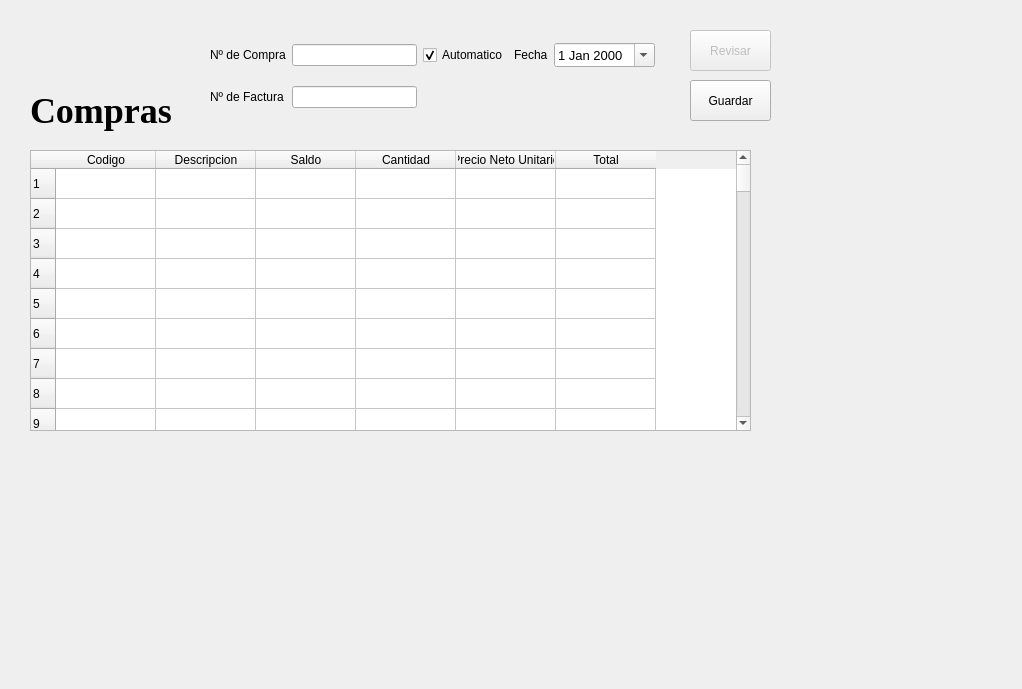
Before: the Qt Designer form compras.ui in KevinPizarro/gt12-elo329-proyecto, drawn with Qt 5.
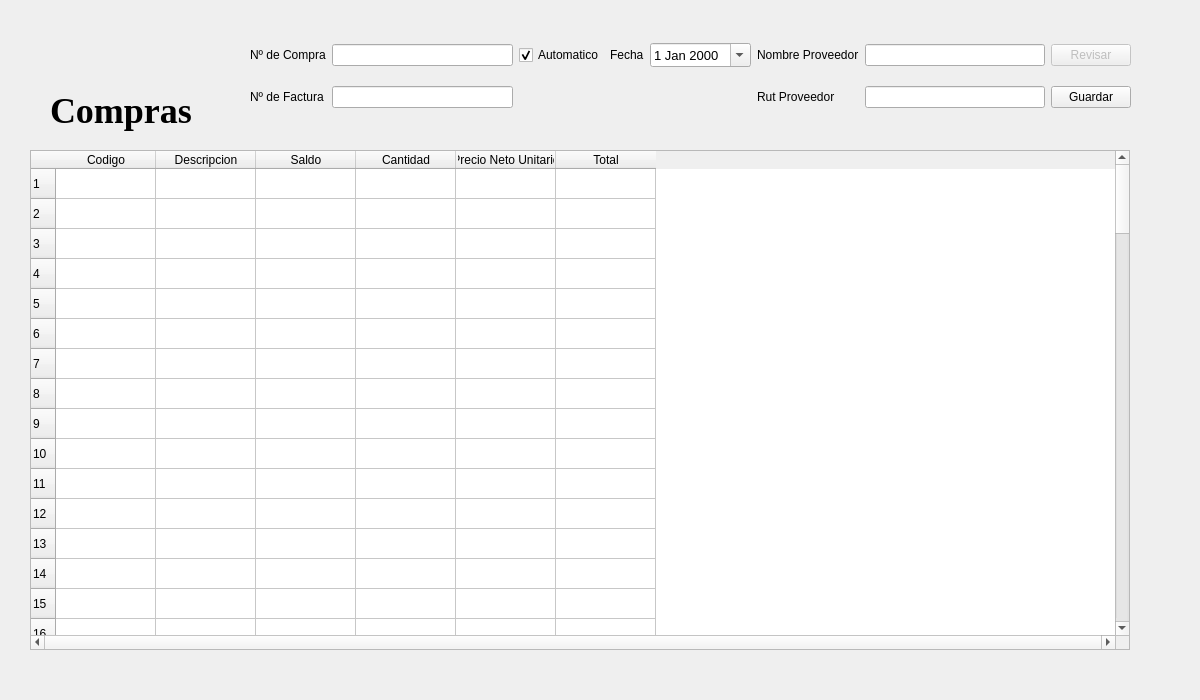
After: the same form once the commit is applied. Icons and pictures are not drawn.

Patch:
```diff
--- a/compras.ui
+++ b/compras.ui
@@ -6,8 +6,8 @@
    <rect>
     <x>0</x>
     <y>0</y>
-    <width>1022</width>
-    <height>689</height>
+    <width>1200</width>
+    <height>700</height>
    </rect>
   </property>
   <property name="windowTitle">
@@ -16,7 +16,7 @@
   <widget class="QLabel" name="label">
    <property name="geometry">
     <rect>
-     <x>30</x>
+     <x>50</x>
      <y>90</y>
      <width>151</width>
      <height>41</height>
@@ -40,17 +40,20 @@
   <widget class="QWidget" name="gridLayoutWidget">
    <property name="geometry">
     <rect>
-     <x>210</x>
+     <x>250</x>
      <y>30</y>
-     <width>445</width>
+     <width>881</width>
      <height>91</height>
     </rect>
    </property>
    <layout class="QGridLayout" name="gridLayout">
-    <item row="0" column="3">
-     <widget class="QLineEdit" name="lineEdit">
-      <property name="enabled">
-       <bool>true</bool>
+    <item row="0" column="8">
+     <widget class="QLineEdit" name="lineEdit_3"/>
+    </item>
+    <item row="0" column="7">
+     <widget class="QLabel" name="label_6">
+      <property name="text">
+       <string>Nombre Proveedor</string>
       </property>
      </widget>
     </item>
@@ -61,16 +64,6 @@
       </property>
      </widget>
     </item>
-    <item row="0" column="4">
-     <widget class="QCheckBox" name="checkBox">
-      <property name="text">
-       <string>Automatico</string>
-      </property>
-      <property name="checked">
-       <bool>true</bool>
-      </property>
-     </widget>
-    </item>
     <item row="0" column="5">
      <widget class="QLabel" name="label_2">
       <property name="text">
@@ -110,9 +103,86 @@
       </property>
      </widget>
     </item>
+    <item row="0" column="3">
+     <widget class="QLineEdit" name="lineEdit">
+      <property name="enabled">
+       <bool>true</bool>
+      </property>
+     </widget>
+    </item>
     <item row="2" column="3">
      <widget class="QLineEdit" name="lineEdit_2"/>
     </item>
+    <item row="0" column="4">
+     <widget class="QCheckBox" name="checkBox">
+      <property name="text">
+       <string>Automatico</string>
+      </property>
+      <property name="checked">
+       <bool>true</bool>
+      </property>
+     </widget>
+    </item>
+    <item row="2" column="8">
+     <widget class="QLineEdit" name="lineEdit_4"/>
+    </item>
+    <item row="2" column="7">
+     <widget class="QLabel" name="label_7">
+      <property name="text">
+       <string>Rut Proveedor</string>
+      </property>
+     </widget>
+    </item>
+    <item row="0" column="9">
+     <widget class="QPushButton" name="Revisar">
+      <property name="enabled">
+       <bool>false</bool>
+      </property>
+      <property name="text">
+       <string>Revisar</string>
+      </property>
+      <property name="icon">
+       <iconset>
+        <normaloff>../Lupa.png</normaloff>../Lupa.png</iconset>
+      </property>
+      <property name="iconSize">
+       <size>
+        <width>25</width>
+        <height>25</height>
+       </size>
+      </property>
+     </widget>
+    </item>
+    <item row="2" column="9">
+     <widget class="QPushButton" name="Guardar">
+      <property name="font">
+       <font>
+        <underline>false</underline>
+        <strikeout>false</strikeout>
+        <stylestrategy>PreferAntialias</stylestrategy>
+       </font>
+      </property>
+      <property name="layoutDirection">
+       <enum>Qt::LeftToRight</enum>
+      </property>
+      <property name="autoFillBackground">
+       <bool>false</bool>
+      </property>
+      <property name="text">
+       <string>Guardar</string>
+      </property>
+      <property name="icon">
+       <iconset>
+        <normaloff>../Guardar.png</normaloff>../Guardar.png</iconset>
+      </property>
+      <property name="iconSize">
+       <size>
+        <width>20</width>
+        <height>20</height>
+       </size>
+      </property>
+     </widget>
+    </item>
    </layout>
   </widget>
   <widget class="QTableWidget" name="tableWidget">
@@ -120,10 +190,31 @@
     <rect>
      <x>30</x>
      <y>150</y>
-     <width>721</width>
-     <height>281</height>
+     <width>1100</width>
+     <height>500</height>
     </rect>
    </property>
+   <property name="sizePolicy">
+    <sizepolicy hsizetype="Expanding" vsizetype="Expanding">
+     <horstretch>0</horstretch>
+     <verstretch>0</verstretch>
+    </sizepolicy>
+   </property>
+   <property name="minimumSize">
+    <size>
+     <width>1100</width>
+     <height>500</height>
+    </size>
+   </property>
+   <property name="verticalScrollBarPolicy">
+    <enum>Qt::ScrollBarAlwaysOn</enum>
+   </property>
+   <property name="horizontalScrollBarPolicy">
+    <enum>Qt::ScrollBarAlwaysOn</enum>
+   </property>
+   <property name="sizeAdjustPolicy">
+    <enum>QAbstractScrollArea::AdjustIgnored</enum>
+   </property>
    <property name="rowCount">
     <number>100</number>
    </property>
@@ -261,7 +352,7 @@
   <widget class="QLabel" name="label_5">
    <property name="geometry">
     <rect>
-     <x>60</x>
+     <x>80</x>
      <y>20</y>
      <width>81</width>
      <height>71</height>
@@ -271,74 +362,12 @@
     <string/>
    </property>
    <property name="pixmap">
-    <pixmap>E:/Descargas/compras.png</pixmap>
+    <pixmap>../compras.png</pixmap>
    </property>
    <property name="scaledContents">
     <bool>true</bool>
    </property>
   </widget>
-  <widget class="QPushButton" name="Guardar">
-   <property name="geometry">
-    <rect>
-     <x>690</x>
-     <y>80</y>
-     <width>81</width>
-     <height>41</height>
-    </rect>
-   </property>
-   <property name="font">
-    <font>
-     <underline>false</underline>
-     <strikeout>false</strikeout>
-     <stylestrategy>PreferAntialias</stylestrategy>
-    </font>
-   </property>
-   <property name="layoutDirection">
-    <enum>Qt::LeftToRight</enum>
-   </property>
-   <property name="autoFillBackground">
-    <bool>false</bool>
-   </property>
-   <property name="text">
-    <string>Guardar</string>
-   </property>
-   <property name="icon">
-    <iconset>
-     <normaloff>E:/Descargas/Guardar.png</normaloff>E:/Descargas/Guardar.png</iconset>
-   </property>
-   <property name="iconSize">
-    <size>
-     <width>20</width>
-     <height>20</height>
-    </size>
-   </property>
-  </widget>
-  <widget class="QPushButton" name="Revisar">
-   <property name="enabled">
-    <bool>false</bool>
-   </property>
-   <property name="geometry">
-    <rect>
-     <x>690</x>
-     <y>30</y>
-     <width>81</width>
-     <height>41</height>
-    </rect>
-   </property>
-   <property name="text">
-    <string>Revisar</string>
-   </property>
-   <property name="icon">
-    <iconset>
-     <normaloff>E:/Descargas/Lupa.png</normaloff>E:/Descargas/Lupa.png</iconset>
-   </property>
-   <property name="iconSize">
-    <size>
-     <width>25</width>
-     <height>25</height>
-    </size>
-   </property>
-  </widget>
  </widget>
  <resources/>
  <connections/>
```
Left out of the diff: 11 changed lines with no effect on the pictures.
